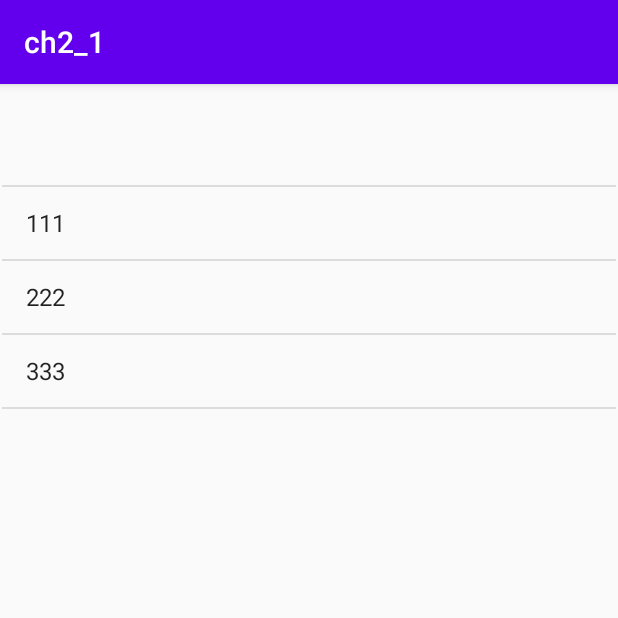
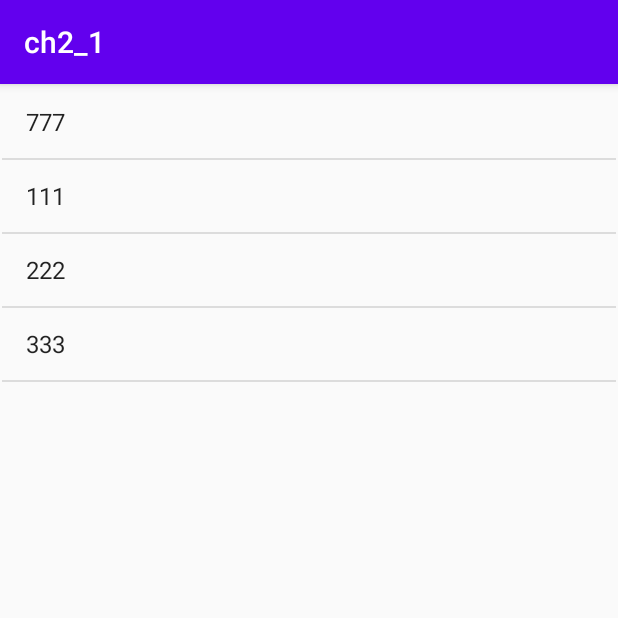
Before and after one commit to linxueni/lxn, an Android app: the MylistActivity screen opened directly, with no data from a screen before it, on a phone screen of 412 x 824 dp, the top half of it. Run offline under Robolectric (Android 15) with nearby library versions, the phone set to English and light mode, and no system bars.

Commit message:
自定义列表获取数据1.0

```diff
--- a/app/src/main/java/com/lxn/ch2_1/MylistActivity.java
+++ b/app/src/main/java/com/lxn/ch2_1/MylistActivity.java
@@ -14,7 +14,7 @@ public class MylistActivity extends AppCompatActivity {
         super.onCreate(savedInstanceState);
         setContentView(R.layout.activity_mylist);
         ListView listView=findViewById(R.id.listview);
-        String data[]={"","111","222","333"};
+        String data[]={"777","111","222","333"};
         ListAdapter adapter = new ArrayAdapter<String>(this, android.R.layout.simple_list_item_1, data);
         listView.setAdapter(adapter);
     }
--- a/app/src/main/res/layout/activity_mylist.xml
+++ b/app/src/main/res/layout/activity_mylist.xml
@@ -1,5 +1,5 @@
 <?xml version="1.0" encoding="utf-8"?>
-<androidx.constraintlayout.widget.ConstraintLayout xmlns:android="http://schemas.android.com/apk/res/android"
+<LinearLayout xmlns:android="http://schemas.android.com/apk/res/android"
     xmlns:app="http://schemas.android.com/apk/res-auto"
     xmlns:tools="http://schemas.android.com/tools"
     android:layout_width="match_parent"
@@ -15,9 +15,5 @@
         android:layout_marginTop="1dp"
         android:layout_marginEnd="1dp"
         android:layout_marginRight="1dp"
-        android:layout_marginBottom="1dp"
-        app:layout_constraintBottom_toBottomOf="parent"
-        app:layout_constraintEnd_toEndOf="parent"
-        app:layout_constraintStart_toStartOf="parent"
-        app:layout_constraintTop_toTopOf="parent" />
-</androidx.constraintlayout.widget.ConstraintLayout>
+        android:layout_marginBottom="1dp" />
+</LinearLayout>
```
